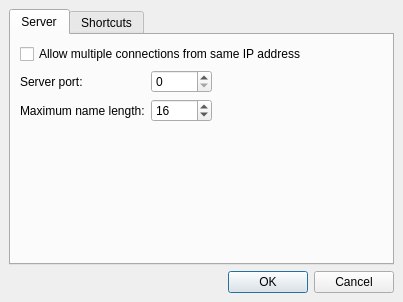
Before: the Qt Designer form src/client/ui/settings.ui in drawpile/Drawpile, drawn with Qt 5.
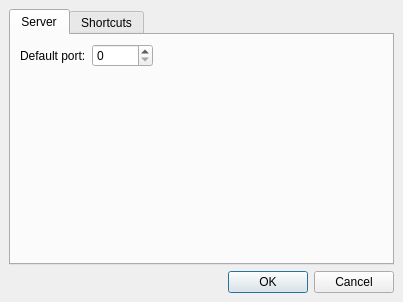
After: the same form once the commit is applied.

Commit message:
Server settings dialog fix
Removed unused properties
Fixed server default port setting

What changed in the file:
```diff
--- a/src/client/ui/settings.ui
+++ b/src/client/ui/settings.ui
@@ -39,18 +39,11 @@
       </attribute>
       <layout class="QVBoxLayout" >
        <item>
-        <widget class="QCheckBox" name="multiconnect" >
-         <property name="text" >
-          <string>Allow multiple connections from same IP address</string>
-         </property>
-        </widget>
-       </item>
-       <item>
-        <layout class="QGridLayout" >
-         <item row="0" column="0" >
-          <widget class="QLabel" name="label" >
-           <property name="text" >
-            <string>Server port:</string>
+        <layout class="QGridLayout">
+         <item row="0" column="0">
+          <widget class="QLabel" name="label">
+           <property name="text">
+            <string>Default port:</string>
            </property>
           </widget>
          </item>
@@ -64,27 +57,7 @@
            </property>
           </widget>
          </item>
-         <item row="1" column="0" >
-          <widget class="QLabel" name="label_3" >
-           <property name="text" >
-            <string>Maximum name length:</string>
-           </property>
-          </widget>
-         </item>
-         <item row="1" column="1" >
-          <widget class="QSpinBox" name="maxnamelength" >
-           <property name="minimum" >
-            <number>1</number>
-           </property>
-           <property name="maximum" >
-            <number>64</number>
-           </property>
-           <property name="value" >
-            <number>16</number>
-           </property>
-          </widget>
-         </item>
-         <item row="0" column="2" >
+         <item row="0" column="2">
           <spacer>
            <property name="orientation" >
             <enum>Qt::Horizontal</enum>
```
Left out of the diff: 81 changed lines with no effect on the pictures. The commit also changes 4 other files.
